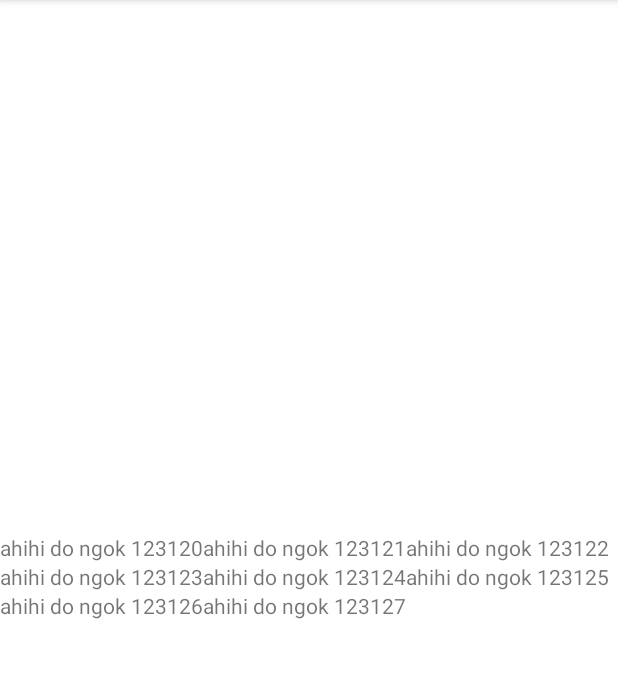
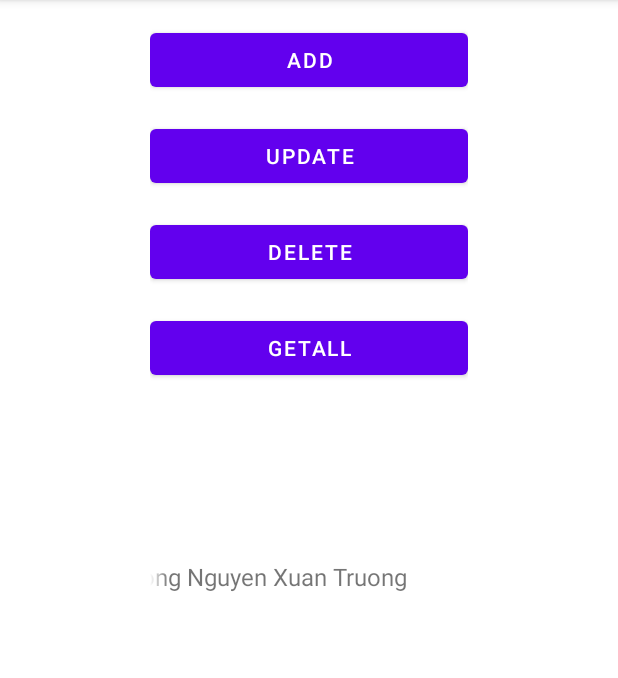
Before and after one commit to nguyenxuantruong0603/DesignPattern, an Android app: the screen it shows after launch (MainActivity), on a phone screen of 412 x 824 dp, the part 84-762 px from its top. Run offline under Robolectric (Android 15) with nearby library versions, the phone set to English and light mode, and no system bars; our stand-ins replace FlexboxLayout; libraries missing offline, so code that uses them is left out: io.realm; 3 statements that could not run were skipped.

```diff
--- a/app/src/main/AndroidManifest.xml
+++ b/app/src/main/AndroidManifest.xml
@@ -3,6 +3,7 @@
     xmlns:tools="http://schemas.android.com/tools">
 
     <application
+        android:name=".App"
         android:allowBackup="true"
         android:dataExtractionRules="@xml/data_extraction_rules"
         android:fullBackupContent="@xml/backup_rules"
--- /dev/null
+++ b/app/src/main/java/com/example/hocdesignpattern/App.java
@@ -0,0 +1,21 @@
+package com.example.hocdesignpattern;
+
+import android.app.Application;
+
+import io.realm.Realm;
+import io.realm.RealmConfiguration;
+
+public class App extends Application {
+    @Override
+    public void onCreate() {
+        super.onCreate();
+        Realm.init(this);
+        RealmConfiguration realmConfiguration = new RealmConfiguration.Builder()
+                .name("TruongNxDemo")
+                .schemaVersion(1)
+                .allowWritesOnUiThread(true)
+                .allowQueriesOnUiThread(true)
+                .build();
+        Realm.setDefaultConfiguration(realmConfiguration);
+    }
+}
--- a/app/src/main/java/com/example/hocdesignpattern/MainActivity.java
+++ b/app/src/main/java/com/example/hocdesignpattern/MainActivity.java
@@ -4,17 +4,23 @@ import android.os.Bundle;
 import android.os.Handler;
 import android.os.Looper;
 import android.util.Log;
+import android.widget.Button;
 import android.widget.TextView;
 
 import androidx.appcompat.app.AppCompatActivity;
 
+import com.example.hocdesignpattern.model.UserModel;
 import com.example.hocdesignpattern.observer.Wage;
 import com.example.hocdesignpattern.observer.notifiers.LxVoDoi;
 import com.example.hocdesignpattern.observer.notifiers.Shopee;
 import com.example.hocdesignpattern.observer.notifiers.TikTok;
 import com.example.hocdesignpattern.observer.notifiers.TruongNx;
+import com.example.hocdesignpattern.realmutils.RealmUtils;
 import com.example.hocdesignpattern.singleton.TypeTwo;
 import com.google.android.flexbox.FlexboxLayout;
+
+import java.util.ArrayList;
+import java.util.LinkedList;
 
 public class MainActivity extends AppCompatActivity {
 
@@ -25,13 +31,38 @@ public class MainActivity extends AppCompatActivity {
 
         demoObserver();
         demoMultiThreading();
-        FlexboxLayout flexboxLayout = findViewById(R.id.fl_demo);
+        TextView tv = findViewById(R.id.tvdemo);
+        Button btn_add = findViewById(R.id.btn_add);
+        Button btn_update = findViewById(R.id.btn_update);
+        Button btn_delete = findViewById(R.id.btn_delete);
+        Button btn_getAll = findViewById(R.id.btn_getAll);
 
-        for (int i = 0; i < 8; i++) {
-            TextView textView = new TextView(this);
-            textView.setText("ahihi do ngok 12312" + i);
-            flexboxLayout.addView(textView);
-        }
+        tv.setSelected(true);
+        tv.setText("Nguyen Xuan Truong Nguyen Xuan Truong Nguyen Xuan Truong");
+        UserModel userModel = new UserModel();
+        userModel.setName("Xuân Trường");
+        userModel.setAge(26);
+        userModel.setAddress("Liên Bạt - Ứng Hòa - Hà Nội");
+        userModel.setPhoneNumber("0396036610");
+
+        btn_add.setOnClickListener(v -> {
+            RealmUtils.getInstance().addUserToRealm(userModel);
+        });
+
+        btn_getAll.setOnClickListener(v -> {
+            Log.e("checkGetAll", RealmUtils.getInstance().readUserFromRealm().toString());
+
+        });
+
+        btn_update.setOnClickListener(v -> {
+
+
+        });
+
+        btn_delete.setOnClickListener(v -> {
+            RealmUtils.getInstance().deleteAllUserByName("Xuân Trường 1");
+        });
+
     }
 
     private void demoMultiThreading() {
--- /dev/null
+++ b/app/src/main/java/com/example/hocdesignpattern/model/UserModel.java
@@ -0,0 +1,60 @@
+package com.example.hocdesignpattern.model;
+
+import io.realm.RealmObject;
+
+public class UserModel extends RealmObject {
+    private String name;
+    private int age;
+    private String address;
+    private String phoneNumber;
+
+    public String getName() {
+        return name;
+    }
+
+    public void setName(String name) {
+        this.name = name;
+    }
+
+    public int getAge() {
+        return age;
+    }
+
+    public void setAge(int age) {
+        this.age = age;
+    }
+
+    public String getAddress() {
+        return address;
+    }
+
+    public void setAddress(String address) {
+        this.address = address;
+    }
+
+    public String getPhoneNumber() {
+        return phoneNumber;
+    }
+
+    public void setPhoneNumber(String phoneNumber) {
+        this.phoneNumber = phoneNumber;
+    }
+
+    public UserModel addToRealm(UserModel userModel) {
+        userModel.setName(getName());
+        userModel.setAge(getAge());
+        userModel.setAddress(getAddress());
+        userModel.setPhoneNumber(getPhoneNumber());
+        return userModel;
+    }
+
+    @Override
+    public String toString() {
+        return "UserModel{" +
+                "name='" + name + '\'' +
+                ", age=" + age +
+                ", address='" + address + '\'' +
+                ", phoneNumber='" + phoneNumber + '\'' +
+                '}';
+    }
+}
--- a/app/src/main/res/layout/activity_main.xml
+++ b/app/src/main/res/layout/activity_main.xml
@@ -4,6 +4,7 @@
     xmlns:tools="http://schemas.android.com/tools"
     android:layout_width="match_parent"
     android:layout_height="match_parent"
+    android:paddingHorizontal="100dp"
     tools:context=".MainActivity">
 
     <!--    <TextView-->
@@ -15,13 +16,51 @@
     <!--        app:layout_constraintStart_toStartOf="parent"-->
     <!--        app:layout_constraintTop_toTopOf="parent" />-->
     <!--    -->
-    <com.google.android.flexbox.FlexboxLayout
-        android:id="@+id/fl_demo"
+
+    <Button
+        android:id="@+id/btn_add"
         android:layout_width="match_parent"
         android:layout_height="wrap_content"
-        app:flexWrap="wrap"
+        android:layout_marginTop="16dp"
+        android:text="add"
+        app:layout_constraintTop_toTopOf="parent" />
+
+    <Button
+        android:id="@+id/btn_update"
+        android:layout_width="match_parent"
+        android:layout_height="wrap_content"
+        android:layout_marginTop="16dp"
+        android:text="update"
+        app:layout_constraintTop_toBottomOf="@+id/btn_add" />
+
+    <Button
+        android:id="@+id/btn_delete"
+        android:layout_width="match_parent"
+        android:layout_height="wrap_content"
+        android:layout_marginTop="16dp"
+        android:text="delete"
+        app:layout_constraintTop_toBottomOf="@+id/btn_update" />
+
+    <Button
+        android:id="@+id/btn_getAll"
+        android:layout_width="match_parent"
+        android:layout_height="wrap_content"
+        android:layout_marginTop="16dp"
+        android:text="getAll"
+        app:layout_constraintTop_toBottomOf="@+id/btn_delete" />
+
+    <TextView
+        android:id="@+id/tvdemo"
+        android:layout_width="0dp"
+        android:layout_height="wrap_content"
+        android:ellipsize="marquee"
+        android:marqueeRepeatLimit="marquee_forever"
+        android:singleLine="true"
+        android:textSize="16sp"
         app:layout_constraintBottom_toBottomOf="parent"
-        app:layout_constraintTop_toTopOf="parent"/>
+        app:layout_constraintEnd_toEndOf="parent"
+        app:layout_constraintStart_toStartOf="parent"
+        app:layout_constraintTop_toTopOf="parent" />
     <!--    <androidx.recyclerview.widget.RecyclerView-->
     <!--        android:layout_width="match_parent"-->
     <!--        android:layout_height="wrap_content"-->
```
Also changed, not shown: app/build.gradle (+5 -2 lines), app/src/main/java/com/example/hocdesignpattern/realmutils/RealmUtils.java (added, +75 -0 lines), build.gradle (+11 -0 lines).
